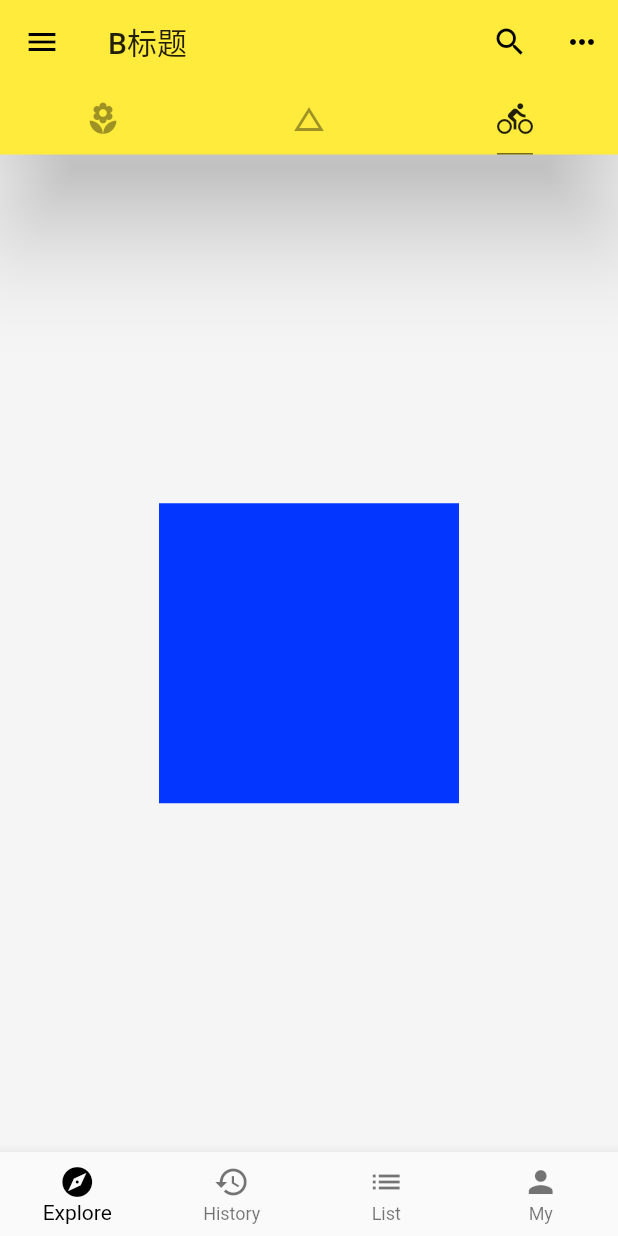
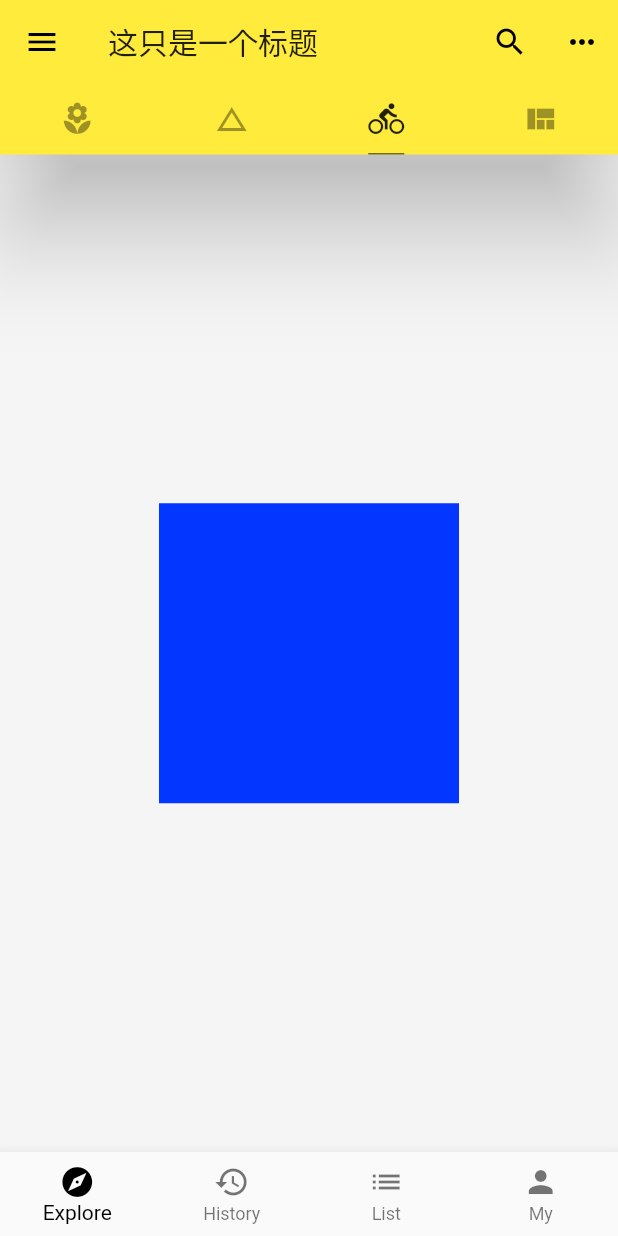
Before and after one commit to peter-hst/flutter_second, a Flutter app: the screen it shows after launch, tab 3 chosen, on a phone screen of 412 x 824 dp. Run offline on Flutter 3.47's test engine with Material 2 defaults, Android fonts, the phone set to English and light mode, and no system bars; network calls fail.

Commit message:
PageView的使用, 一级PageView的属性配置

```diff
--- a/lib/main.dart
+++ b/lib/main.dart
@@ -4,6 +4,7 @@ import 'package:flutter_second/demo/bottom_navigation_bar_demo.dart';
 import 'package:flutter_second/demo/drawer_demo.dart';
 import 'package:flutter_second/demo/layout_demo.dart';
 import 'package:flutter_second/demo/listview_demo.dart';
+import 'package:flutter_second/demo/view_demo.dart';
 
 void main() => runApp(App());
 
@@ -27,11 +28,11 @@ class Home extends StatelessWidget {
   @override
   Widget build(BuildContext context) {
     return DefaultTabController(
-        length: 3,
+        length: 4,
         child: Scaffold(
           backgroundColor: Colors.grey[100],
           appBar: AppBar(
-            title: Text('B标题'),
+            title: Text('这只是一个标题'),
             actions: <Widget>[
               IconButton(
                   //appbar
@@ -58,7 +59,8 @@ class Home extends StatelessWidget {
                 tabs: <Widget>[
                   Tab(icon: Icon(Icons.local_florist)),
                   Tab(icon: Icon(Icons.change_history)),
-                  Tab(icon: Icon(Icons.directions_bike))
+                  Tab(icon: Icon(Icons.directions_bike)),
+                  Tab(icon: Icon(Icons.view_quilt))
                 ]),
           ),
           body: TabBarView(children: <Widget>[
@@ -67,7 +69,8 @@ class Home extends StatelessWidget {
 //            Icon(Icons.change_history, size: 128.0, color: Colors.black12),
             BasicDemo(),
 //            Icon(Icons.directions_bike, size: 128.0, color: Colors.black12),
-            LayoutDemo()
+            LayoutDemo(),
+            ViewDemo()
           ]),
           drawer: Container(
             color: Colors.white,
```
Also changed, not shown: lib/demo/view_demo.dart (added, +39 -0 lines).
